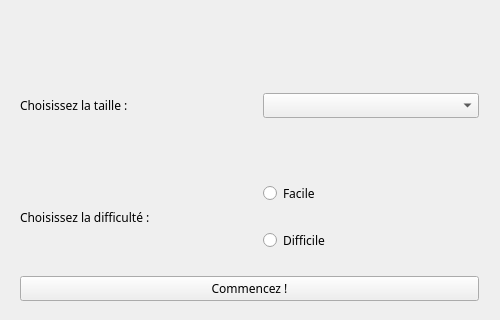
The window that MainMenu.ui (Kyrens/Takuzu-Qt) describes before a commit, drawn with Qt 5; both pictures show x 0 to 500 and y 280 to 600 of the 500 by 600 pixel window.
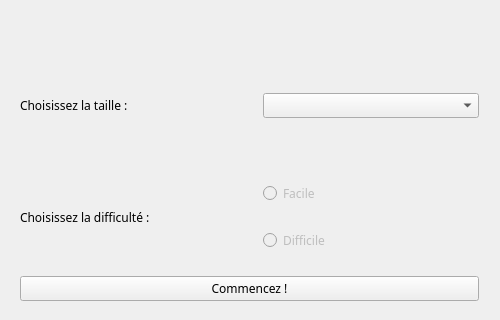
The same window after the commit.

Commit message: Main menu finished

The edit to the form file:
```diff
--- a/MainMenu.ui
+++ b/MainMenu.ui
@@ -138,6 +138,9 @@
         <layout class="QVBoxLayout" name="verticalLayout_2">
          <item>
           <widget class="QRadioButton" name="_easyRadioButton">
+           <property name="enabled">
+            <bool>false</bool>
+           </property>
            <property name="font">
             <font>
              <family>Ubuntu Mono</family>
@@ -150,6 +153,9 @@
          </item>
          <item>
           <widget class="QRadioButton" name="_hardRadioButton">
+           <property name="enabled">
+            <bool>false</bool>
+           </property>
            <property name="font">
             <font>
              <family>Ubuntu Mono</family>
```
Left out of the diff: 4 changed lines with no effect on the pictures. The commit also changes 21 other files.
